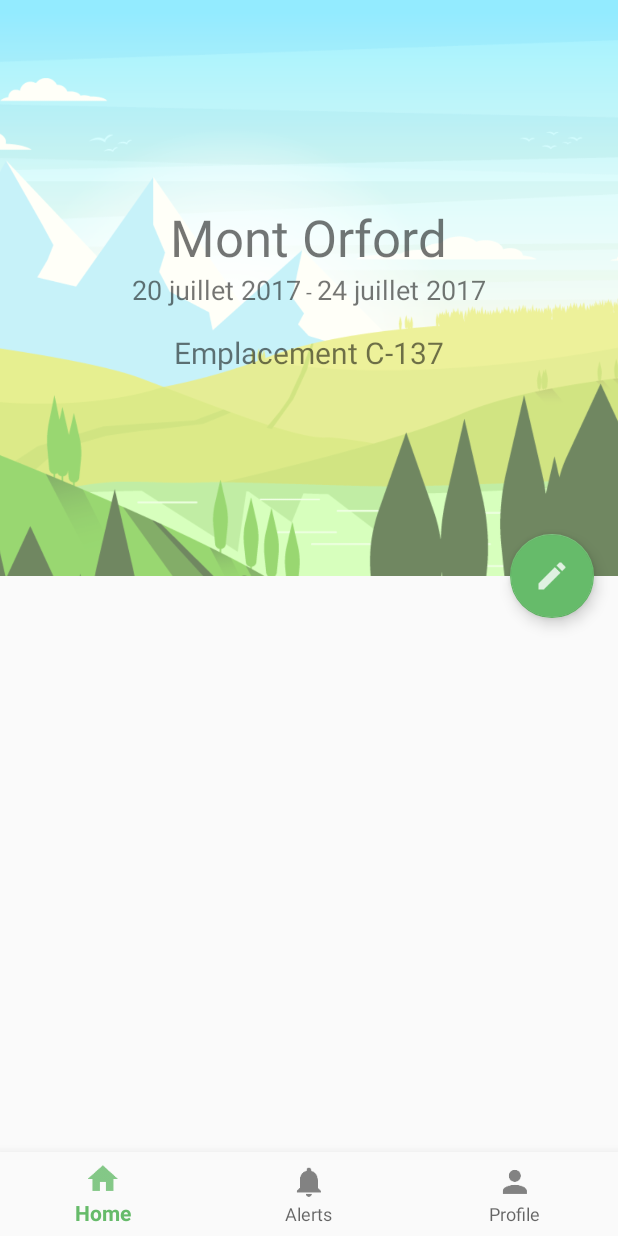
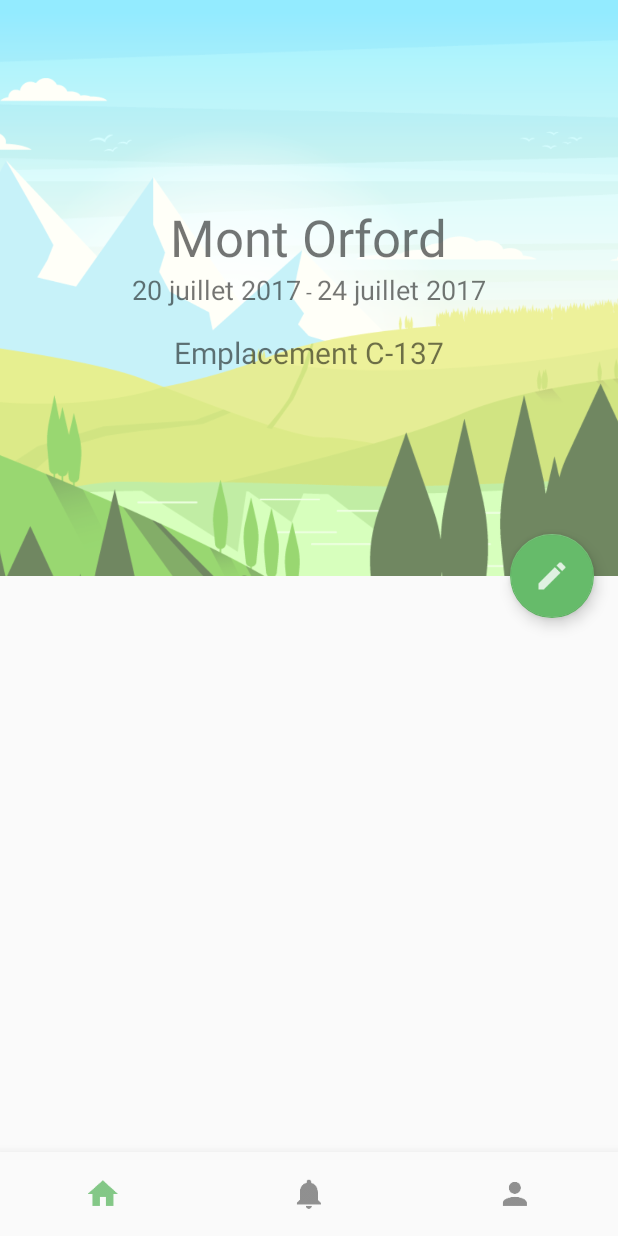
Before and after one commit to Philgerb93/pocket-camping, an Android app: the HomeActivity screen opened directly, with no data from a screen before it, on a phone screen of 412 x 824 dp. Run offline under Robolectric (Android 15) with nearby library versions, the phone set to English and light mode, and no system bars.

Commit message:
Modify HomeActivity's layout

```diff
--- a/app/src/main/java/com/philippegerbeau/pocketcamping/activities/HomeActivity.java
+++ b/app/src/main/java/com/philippegerbeau/pocketcamping/activities/HomeActivity.java
@@ -1,11 +1,11 @@
 package com.philippegerbeau.pocketcamping.activities;
 
-import android.support.annotation.NonNull;
-import android.support.design.widget.BottomNavigationView;
 import android.support.v4.app.Fragment;
+import android.support.v4.content.ContextCompat;
 import android.support.v7.app.AppCompatActivity;
 import android.os.Bundle;
-import android.view.MenuItem;
+import android.view.View;
+import android.widget.ImageButton;
 
 import com.philippegerbeau.pocketcamping.R;
 import com.philippegerbeau.pocketcamping.fragments.AlertsFragment;
@@ -13,43 +13,68 @@ import com.philippegerbeau.pocketcamping.fragments.ProfileFragment;
 import com.philippegerbeau.pocketcamping.fragments.StayFragment;
 
 public class HomeActivity extends AppCompatActivity {
-    BottomNavigationView navigation;
-
     Fragment stayFragment;
     Fragment alertsFragment;
     Fragment profileFragment;
+
+    ImageButton homeButton;
+    ImageButton alertsButton;
+    ImageButton profileButton;
 
     @Override
     protected void onCreate(Bundle savedInstanceState) {
         super.onCreate(savedInstanceState);
         setContentView(R.layout.activity_home);
 
-        navigation = (BottomNavigationView) (findViewById(R.id.navigation));
-
         stayFragment = new StayFragment();
         alertsFragment = new AlertsFragment();
         profileFragment = new ProfileFragment();
 
-        navigation.setOnNavigationItemSelectedListener(new BottomNavigationView.OnNavigationItemSelectedListener() {
-            @Override
-            public boolean onNavigationItemSelected(@NonNull MenuItem item) {
-                switch (item.getItemId()) {
-                    case R.id.action_home:
+        homeButton = (ImageButton) findViewById(R.id.action_home);
+        alertsButton = (ImageButton) findViewById(R.id.action_alerts);
+        profileButton = (ImageButton) findViewById(R.id.action_profile);
+
         getSupportFragmentManager().beginTransaction().replace(
                 R.id.fragment_container, stayFragment).commit();
+    }
+
+    public void navigate(View view) {
+        switch (view.getId()) {
+            case R.id.action_home:
+                toHome();
                 break;
             case R.id.action_alerts:
+                toAlerts();
+                break;
+            case R.id.action_profile:
+                toProfile();
+                break;
+        }
+    }
+
+    private void toHome() {
+        getSupportFragmentManager().beginTransaction().replace(
+                R.id.fragment_container, stayFragment).commit();
+        homeButton.setColorFilter(ContextCompat.getColor(this, R.color.colorPrimary));
+        alertsButton.setColorFilter(ContextCompat.getColor(this, R.color.colorTextPrimary));
+        profileButton.setColorFilter(ContextCompat.getColor(this, R.color.colorTextPrimary));
+    }
+
+    private void toAlerts() {
         getSupportFragmentManager().beginTransaction().replace(
                 R.id.fragment_container, alertsFragment).commit();
-                        break;
-                    case R.id.action_profile:
+
+        homeButton.setColorFilter(ContextCompat.getColor(this, R.color.colorTextPrimary));
+        alertsButton.setColorFilter(ContextCompat.getColor(this, R.color.colorPrimary));
+        profileButton.setColorFilter(ContextCompat.getColor(this, R.color.colorTextPrimary));
+    }
+
+    private void toProfile() {
         getSupportFragmentManager().beginTransaction().replace(
                 R.id.fragment_container, profileFragment).commit();
-                        break;
-                }
-                return true;
-            }
-        });
-        navigation.setSelectedItemId(R.id.action_home);
+
+        homeButton.setColorFilter(ContextCompat.getColor(this, R.color.colorTextPrimary));
+        alertsButton.setColorFilter(ContextCompat.getColor(this, R.color.colorTextPrimary));
+        profileButton.setColorFilter(ContextCompat.getColor(this, R.color.colorPrimary));
     }
 }
--- a/app/src/main/res/layout/activity_home.xml
+++ b/app/src/main/res/layout/activity_home.xml
@@ -3,7 +3,6 @@
     xmlns:tools="http://schemas.android.com/tools"
     android:layout_width="match_parent"
     android:layout_height="match_parent"
-    xmlns:app="http://schemas.android.com/apk/res-auto"
     tools:context="com.philippegerbeau.pocketcamping.activities.HomeActivity"
     android:background="@color/colorBackground">
 
@@ -13,14 +12,52 @@
         android:layout_height="match_parent"
         android:layout_above="@+id/navigation" />
 
-    <android.support.design.widget.BottomNavigationView
+    <LinearLayout
         android:id="@+id/navigation"
         android:layout_width="match_parent"
         android:layout_height="56dp"
-        android:layout_gravity="start"
         android:layout_alignParentBottom="true"
+        android:orientation="horizontal"
+        android:gravity="center_vertical"
         android:background="@color/colorBackground"
-        app:elevation="12dp"
-        app:menu="@menu/bottom_nav" />
+        android:elevation="12dp">
+
+        <ImageButton
+            android:id="@+id/action_home"
+            android:layout_width="0dp"
+            android:layout_height="match_parent"
+            android:layout_weight="1"
+            android:padding="16dp"
+            android:src="@drawable/home_icon"
+            android:tint="@color/colorPrimary"
+            android:background="?attr/selectableItemBackgroundBorderless"
+            android:scaleType="fitCenter"
+            android:onClick="navigate"/>
+
+        <ImageButton
+            android:id="@+id/action_alerts"
+            android:layout_width="0dp"
+            android:layout_height="match_parent"
+            android:src="@drawable/alert_icon"
+            android:padding="16dp"
+            android:layout_weight="1"
+            android:tint="@color/colorTextPrimary"
+            android:background="?attr/selectableItemBackgroundBorderless"
+            android:scaleType="fitCenter"
+            android:onClick="navigate"/>
+
+        <ImageButton
+            android:id="@+id/action_profile"
+            android:layout_width="0dp"
+            android:layout_height="match_parent"
+            android:layout_weight="1"
+            android:padding="16dp"
+            android:src="@drawable/user_icon"
+            android:tint="@color/colorTextPrimary"
+            android:background="?attr/selectableItemBackgroundBorderless"
+            android:scaleType="fitCenter"
+            android:onClick="navigate"/>
+
+    </LinearLayout>
 
 </RelativeLayout>
```
Lines whose indentation alone changed are shown as unchanged.
